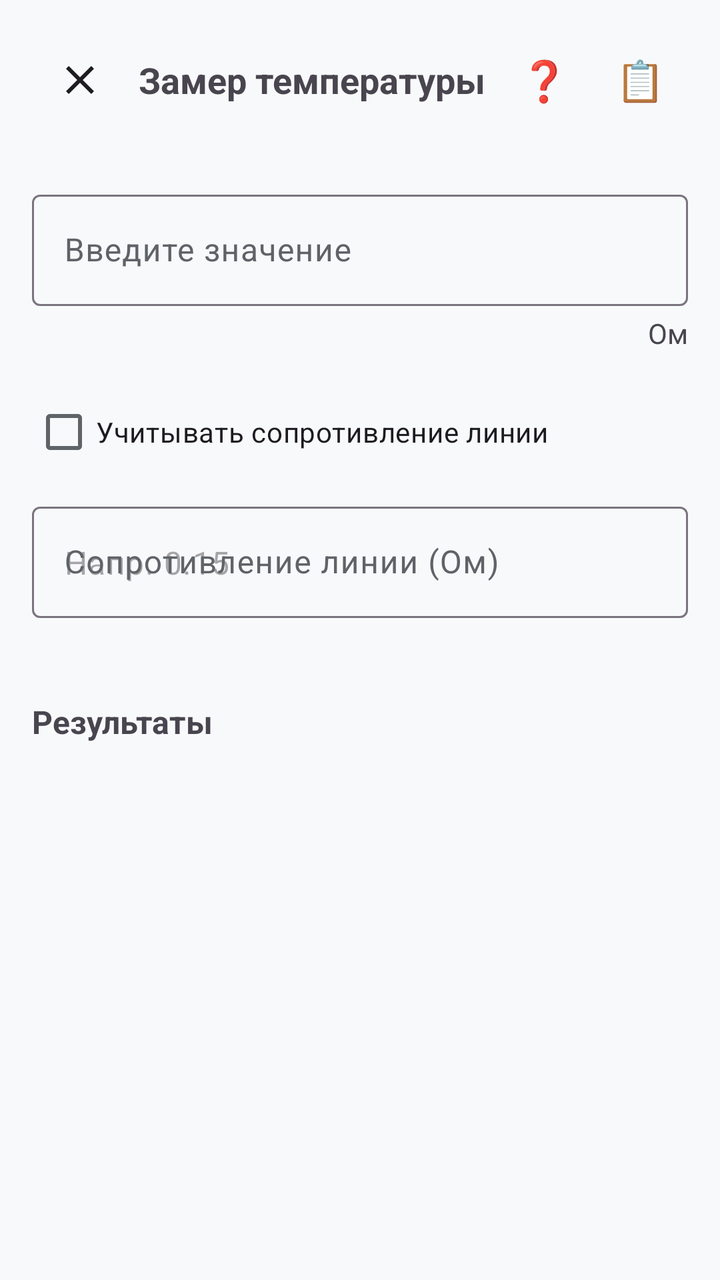
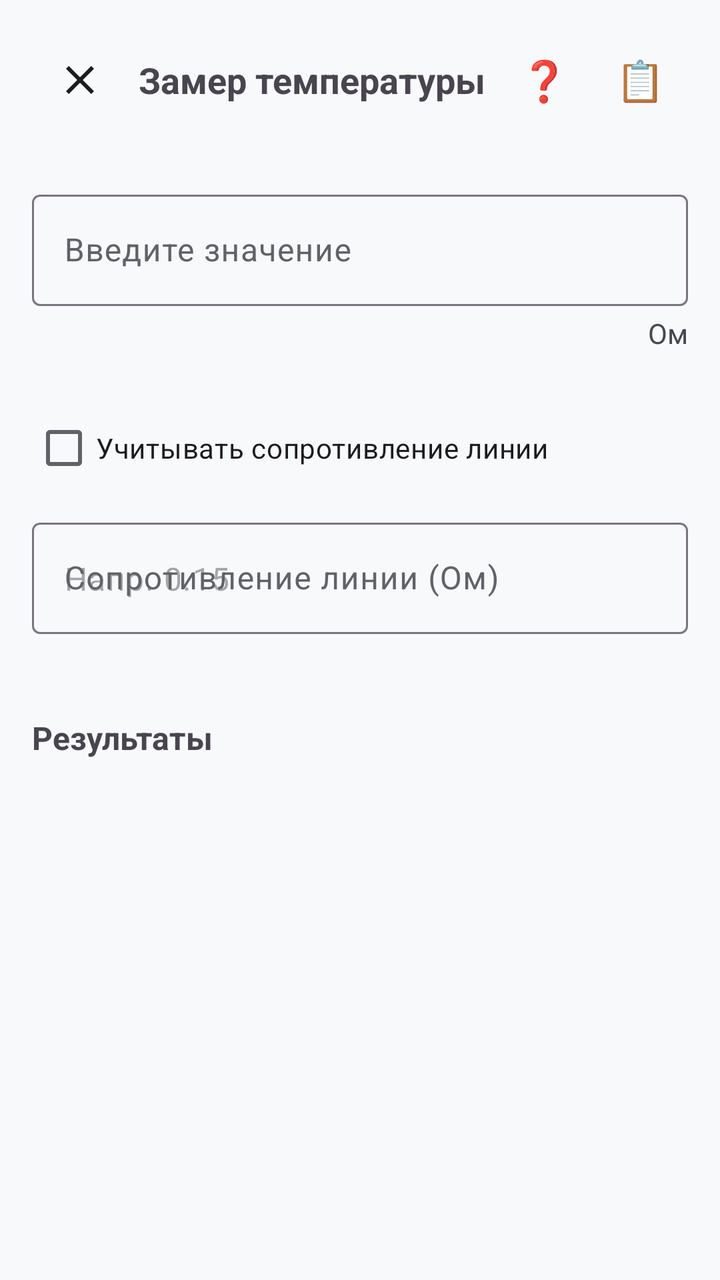

Two renders of the same Android screen: before a commit and after it. Below are the layout's source before the change and the commit's diff.
<!-- AndroidManifest.xml: application theme Theme.FocusApp -->
<!-- res/layout/activity_temperature.xml -->
<?xml version="1.0" encoding="utf-8"?>
<LinearLayout xmlns:android="http://schemas.android.com/apk/res/android"
    xmlns:app="http://schemas.android.com/apk/res-auto"
    android:layout_width="match_parent"
    android:layout_height="match_parent"
    android:orientation="vertical"
    android:background="?android:attr/windowBackground"
    android:padding="16dp">

    
    <LinearLayout
        android:layout_width="match_parent"
        android:layout_height="wrap_content"
        android:orientation="horizontal"
        android:gravity="center_vertical"
        android:paddingBottom="12dp">

        <ImageButton
            android:id="@+id/btnBack"
            android:layout_width="48dp"
            android:layout_height="48dp"
            android:src="@drawable/ic_close"
            android:background="?attr/selectableItemBackgroundBorderless"
            android:contentDescription="Назад"
            app:tint="?android:attr/textColorPrimary" />

        <TextView
            android:layout_width="0dp"
            android:layout_height="wrap_content"
            android:layout_weight="1"
            android:text="Замер температуры"
            android:textSize="18sp"
            android:textStyle="bold"
            android:gravity="center" />

        <Button
            android:id="@+id/btnHelp"
            android:layout_width="48dp"
            android:layout_height="48dp"
            android:text="❓"
            android:textSize="20sp"
            android:background="?attr/selectableItemBackgroundBorderless" />

        <Button
            android:id="@+id/btnSavedMeasurements"
            android:layout_width="48dp"
            android:layout_height="48dp"
            android:text="📋"
            android:textSize="20sp"
            android:background="?attr/selectableItemBackgroundBorderless" />

    </LinearLayout>

    
    <com.google.android.material.textfield.TextInputLayout
        style="@style/Widget.Material3.TextInputLayout.OutlinedBox"
        android:layout_width="match_parent"
        android:layout_height="wrap_content"
        android:layout_marginTop="16dp"
        android:hint="Введите значение">

        <com.google.android.material.textfield.TextInputEditText
            android:id="@+id/etValue"
            android:layout_width="match_parent"
            android:layout_height="wrap_content"
            android:inputType="numberSigned|numberDecimal"
            android:maxLines="1" />

    </com.google.android.material.textfield.TextInputLayout>

    <TextView
        android:id="@+id/tvUnit"
        android:layout_width="match_parent"
        android:layout_height="wrap_content"
        android:text="Ом"
        android:textSize="14sp"
        android:textColor="?android:attr/textColorSecondary"
        android:gravity="end"
        android:layout_marginTop="4dp" />

    
    <com.google.android.material.textfield.TextInputLayout
        android:id="@+id/tilColdJunction"
        style="@style/Widget.Material3.TextInputLayout.OutlinedBox"
        android:layout_width="match_parent"
        android:layout_height="wrap_content"
        android:layout_marginTop="8dp"
        android:hint="Температура холодного спая (°C)"
        android:visibility="gone">

        <com.google.android.material.textfield.TextInputEditText
            android:id="@+id/etColdJunction"
            android:layout_width="match_parent"
            android:layout_height="wrap_content"
            android:inputType="numberSigned|numberDecimal"
            android:maxLines="1" />

    </com.google.android.material.textfield.TextInputLayout>

    
    <CheckBox
        android:id="@+id/cbLineResistance"
        android:layout_width="match_parent"
        android:layout_height="wrap_content"
        android:layout_marginTop="16dp"
        android:text="Учитывать сопротивление линии"
        android:textSize="14sp" />

    
    
    <com.google.android.material.textfield.TextInputLayout
        style="@style/Widget.Material3.TextInputLayout.OutlinedBox"
        android:layout_width="match_parent"
        android:layout_height="wrap_content"
        android:layout_marginTop="8dp"
        android:hint="Сопротивление линии (Ом)">

        <com.google.android.material.textfield.TextInputEditText
            android:id="@+id/etLineResistance"
            android:layout_width="match_parent"
            android:layout_height="wrap_content"
            android:inputType="numberSigned|numberDecimal"
            android:maxLines="1"
            android:hint="Напр. 0.15" />  



    </com.google.android.material.textfield.TextInputLayout>

    
    <View
        android:layout_width="match_parent"
        android:layout_height="1dp"
        android:layout_marginTop="24dp"
        android:layout_marginBottom="16dp"
        android:background="?android:attr/textColorSecondary"
        android:alpha="0.3" />

    <TextView
        android:layout_width="match_parent"
        android:layout_height="wrap_content"
        android:text="Результаты"
        android:textSize="16sp"
        android:textStyle="bold"
        android:layout_marginBottom="8dp" />

    <androidx.recyclerview.widget.RecyclerView
        android:id="@+id/rvResults"
        android:layout_width="match_parent"
        android:layout_height="wrap_content"
        android:clipToPadding="false"
        android:paddingBottom="8dp" />

</LinearLayout>
<!-- resources referenced by this layout -->
<resources>
  <!-- drawable ic_close (drawable) -->
  <vector xmlns:android="http://schemas.android.com/apk/res/android"
      android:width="24dp"
      android:height="24dp"
      android:viewportWidth="24"
      android:viewportHeight="24">
      <path
          android:fillColor="?android:attr/textColorPrimary"
          android:pathData="M19,6.41L17.59,5 12,10.59 6.41,5 5,6.41 10.59,12 5,17.59 6.41,19 12,13.41 17.59,19 19,17.59 13.41,12z" />
  </vector>
  <style name="Theme.FocusApp" parent="Theme.Material3.DayNight.NoActionBar">
          
          <item name="colorPrimary">@color/primary</item>
          <item name="colorPrimaryContainer">@color/primary_container</item>
          <item name="colorSecondary">@color/secondary</item>
          <item name="colorTertiary">@color/tertiary</item>
  
          
          <item name="colorOnPrimary">@color/on_primary</item>
          <item name="colorOnSurface">@color/on_surface</item>
          <item name="colorOnSurfaceVariant">@color/on_surface_secondary</item>
  
          
          <item name="colorSurface">@color/surface</item>
          <item name="colorSurfaceVariant">@color/surface_variant</item>
          <item name="android:colorBackground">@color/background</item>
  
          
          <item name="android:statusBarColor">@color/status_bar</item>
  
          
          <item name="android:navigationBarColor">@color/surface</item>
      </style>
  <color name="primary">#1A73E8</color>
  <color name="primary_container">#D2E3FC</color>
  <color name="secondary">#03DAC6</color>
  <color name="tertiary">#FF6B6B</color>
  <color name="on_primary">#FFFFFF</color>
  <color name="on_surface">#202124</color>
  <color name="on_surface_secondary">#5F6368</color>
  <color name="surface">#FFFFFF</color>
  <color name="surface_variant">#F5F5F5</color>
  <color name="background">#F8F9FA</color>
  <color name="status_bar">#FFFFFF</color>
</resources>

<!-- the commit's change to res/layout/activity_temperature.xml (unified diff, before → after) -->
@@ -1,6 +1,7 @@
 <?xml version="1.0" encoding="utf-8"?>
 <LinearLayout xmlns:android="http://schemas.android.com/apk/res/android"
     xmlns:app="http://schemas.android.com/apk/res-auto"
+    android:id="@+id/rootLayout"
     android:layout_width="match_parent"
     android:layout_height="match_parent"
     android:orientation="vertical"
@@ -33,21 +34,23 @@
             android:textStyle="bold"
             android:gravity="center" />
 
-        <Button
+        
+        <com.google.android.material.button.MaterialButton
             android:id="@+id/btnHelp"
+            style="@style/Widget.Material3.Button.TextButton"
             android:layout_width="48dp"
-            android:layout_height="48dp"
+            android:layout_height="wrap_content"
             android:text="❓"
-            android:textSize="20sp"
-            android:background="?attr/selectableItemBackgroundBorderless" />
+            android:textSize="20sp" />
 
-        <Button
+        
+        <com.google.android.material.button.MaterialButton
             android:id="@+id/btnSavedMeasurements"
+            style="@style/Widget.Material3.Button.TextButton"
             android:layout_width="48dp"
-            android:layout_height="48dp"
+            android:layout_height="wrap_content"
             android:text="📋"
-            android:textSize="20sp"
-            android:background="?attr/selectableItemBackgroundBorderless" />
+            android:textSize="20sp" />
 
     </LinearLayout>
 
@@ -68,6 +71,7 @@
 
     </com.google.android.material.textfield.TextInputLayout>
 
+    
     <TextView
         android:id="@+id/tvUnit"
         android:layout_width="match_parent"
@@ -79,23 +83,42 @@
         android:layout_marginTop="4dp" />
 
     
-    <com.google.android.material.textfield.TextInputLayout
-        android:id="@+id/tilColdJunction"
-        style="@style/Widget.Material3.TextInputLayout.OutlinedBox"
+    <LinearLayout
         android:layout_width="match_parent"
         android:layout_height="wrap_content"
-        android:layout_marginTop="8dp"
-        android:hint="Температура холодного спая (°C)"
-        android:visibility="gone">
+        android:orientation="horizontal"
+        android:gravity="center_vertical"
+        android:layout_marginTop="8dp">
 
-        <com.google.android.material.textfield.TextInputEditText
-            android:id="@+id/etColdJunction"
-            android:layout_width="match_parent"
+        <com.google.android.material.textfield.TextInputLayout
+            android:id="@+id/tilColdJunction"
+            style="@style/Widget.Material3.TextInputLayout.OutlinedBox"
+            android:layout_width="0dp"
             android:layout_height="wrap_content"
-            android:inputType="numberSigned|numberDecimal"
-            android:maxLines="1" />
+            android:layout_weight="1"
+            android:hint="Т холодного спая"
+            android:visibility="gone">
 
-    </com.google.android.material.textfield.TextInputLayout>
+            <com.google.android.material.textfield.TextInputEditText
+                android:id="@+id/etColdJunction"
+                android:layout_width="match_parent"
+                android:layout_height="wrap_content"
+                android:inputType="numberSigned|numberDecimal"
+                android:maxLines="1" />
+
+        </com.google.android.material.textfield.TextInputLayout>
+
+        <TextView
+            android:id="@+id/tvColdJunctionUnit"
+            android:layout_width="wrap_content"
+            android:layout_height="wrap_content"
+            android:text="°C"
+            android:textSize="14sp"
+            android:textColor="?android:attr/textColorSecondary"
+            android:layout_marginStart="8dp"
+            android:visibility="gone" />
+
+    </LinearLayout>
 
     
     <CheckBox
@@ -106,7 +129,6 @@
         android:text="Учитывать сопротивление линии"
         android:textSize="14sp" />
 
-    
     
     <com.google.android.material.textfield.TextInputLayout
         style="@style/Widget.Material3.TextInputLayout.OutlinedBox"
@@ -121,9 +143,7 @@
             android:layout_height="wrap_content"
             android:inputType="numberSigned|numberDecimal"
             android:maxLines="1"
-            android:hint="Напр. 0.15" />  
-
-
+            android:hint="Напр. 0.15" />
 
     </com.google.android.material.textfield.TextInputLayout>
 
